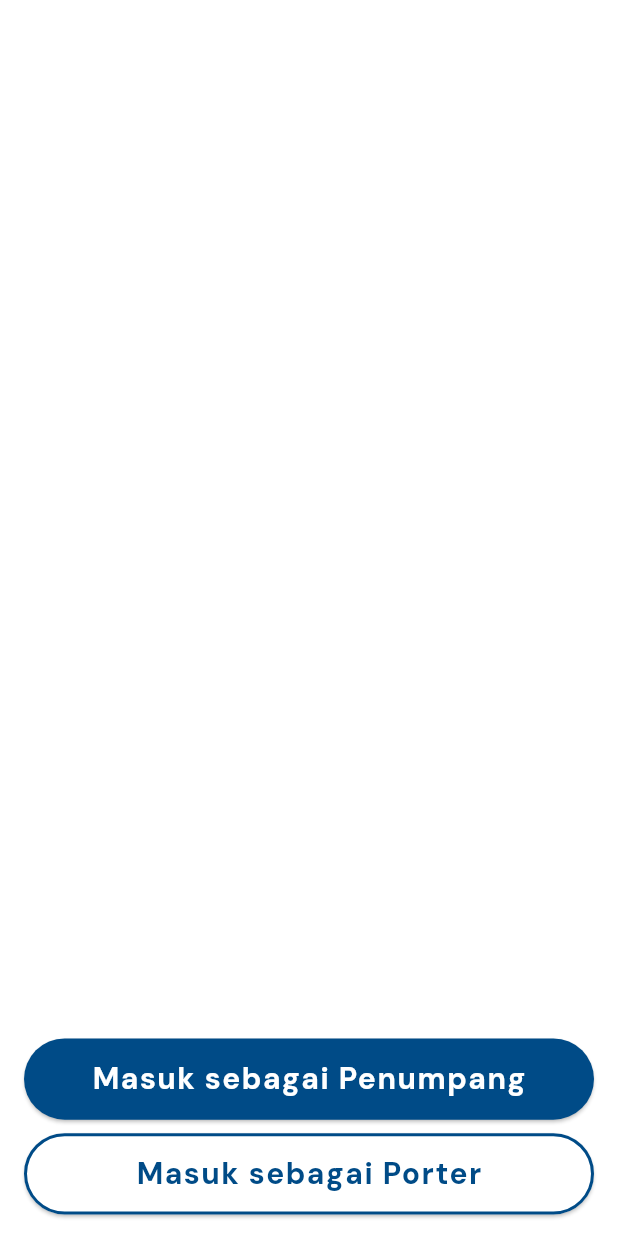
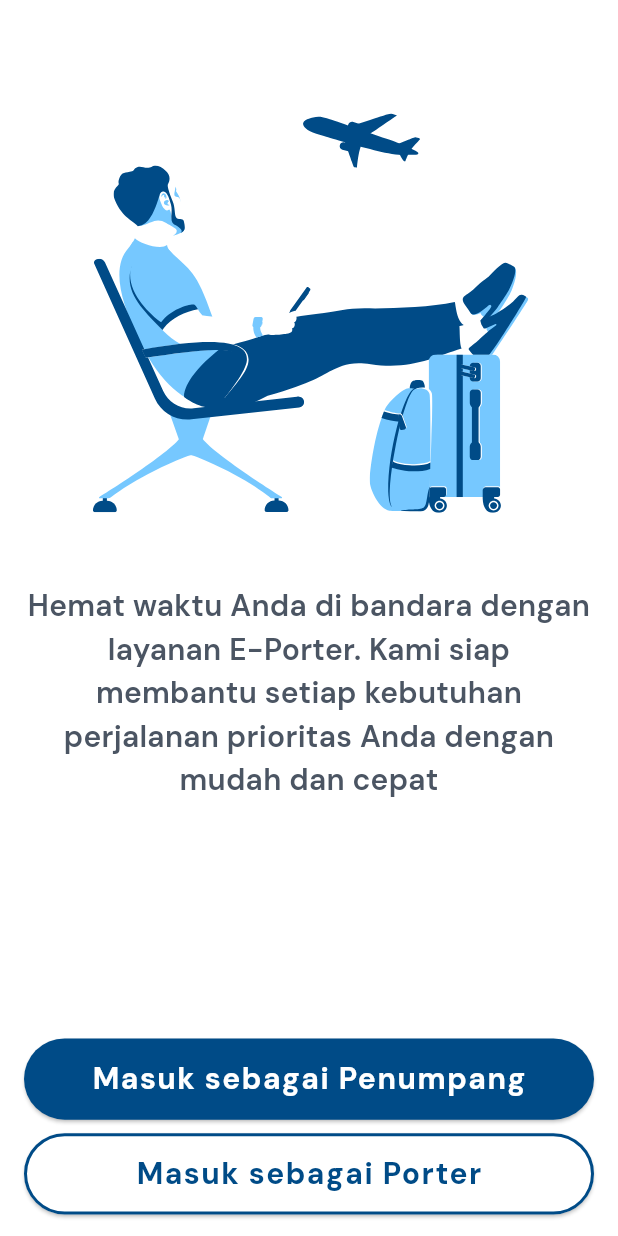
Before and after one commit to orangdeso/e_porter, a Flutter app: the screen it shows after launch, on a phone screen of 412 x 824 dp. Run offline on Flutter 3.47's test engine with Material 3 defaults, Android fonts, the light colour scheme and no system bars; drawn by our look-alikes of zoom_tap_animation; our stand-ins replace barcode_widget, carousel_slider, cloud_firestore, device_info_plus, dropdown_button2, file_picker and 14 more; missing offline and left inert: dotted_dashed_line, mobile_scanner; accounts and stored records are empty.

Commit message:
Feat: add boarding screen

```diff
--- a/lib/presentation/screens/onboarding/onboarding_screen.dart
+++ b/lib/presentation/screens/onboarding/onboarding_screen.dart
@@ -1,9 +1,11 @@
 import 'package:e_porter/_core/component/button/button_fill.dart';
 import 'package:e_porter/_core/component/button/button_outline.dart';
 import 'package:e_porter/_core/constants/colors.dart';
+import 'package:e_porter/_core/constants/typography.dart';
 import 'package:e_porter/presentation/screens/routes/app_rountes.dart';
 import 'package:flutter/material.dart';
 import 'package:flutter_screenutil/flutter_screenutil.dart';
+import 'package:flutter_svg/svg.dart';
 import 'package:get/get.dart';
 import 'package:zoom_tap_animation/zoom_tap_animation.dart';
 
@@ -21,7 +23,19 @@ class OnboardingScreen extends StatelessWidget {
         child: Padding(
           padding: EdgeInsets.symmetric(horizontal: 16.w, vertical: 16.h),
           child: Column(
-            children: [],
+            children: [
+              SvgPicture.asset(
+                'assets/images/ilustrasi_onboarding.svg',
+              ),
+              SizedBox(height: 16.h),
+              TypographyStyles.h6(
+                'Hemat waktu Anda di bandara dengan layanan E-Porter. Kami siap membantu setiap kebutuhan perjalanan prioritas Anda dengan mudah dan cepat',
+                fontWeight: FontWeight.w600,
+                color: GrayColors.gray600,
+                textAlign: TextAlign.center,
+                maxlines: 5,
+              )
+            ],
           ),
         ),
       ),
```
Also changed, not shown: assets/images/ilustrasi_onboarding.svg (added).
